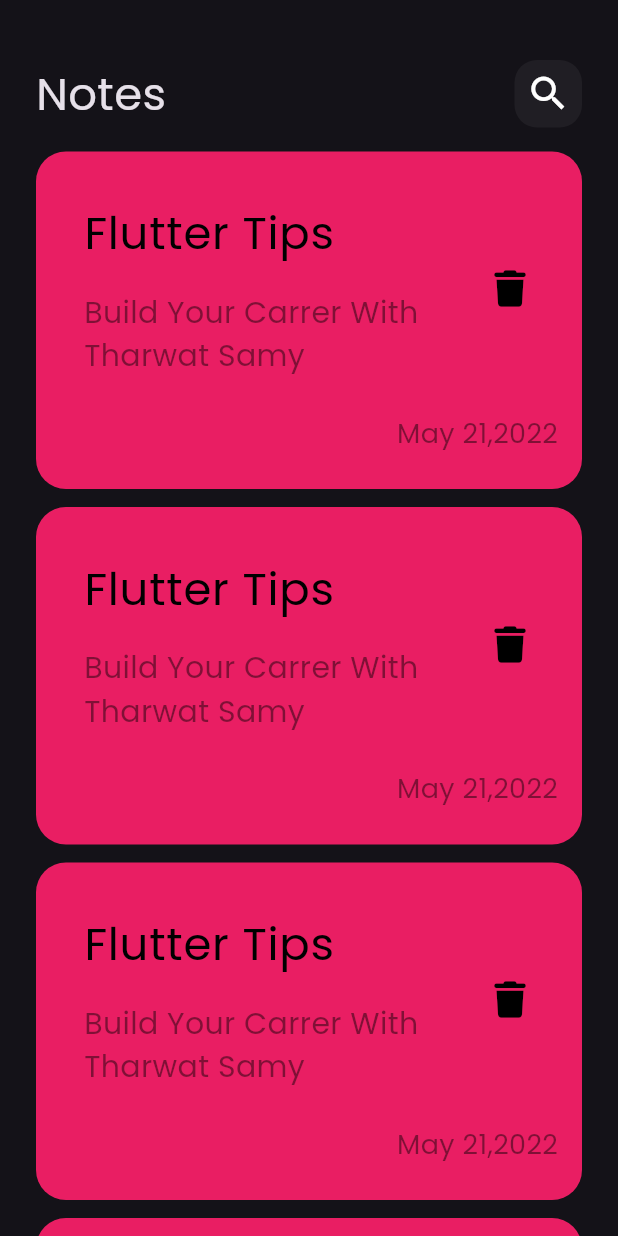
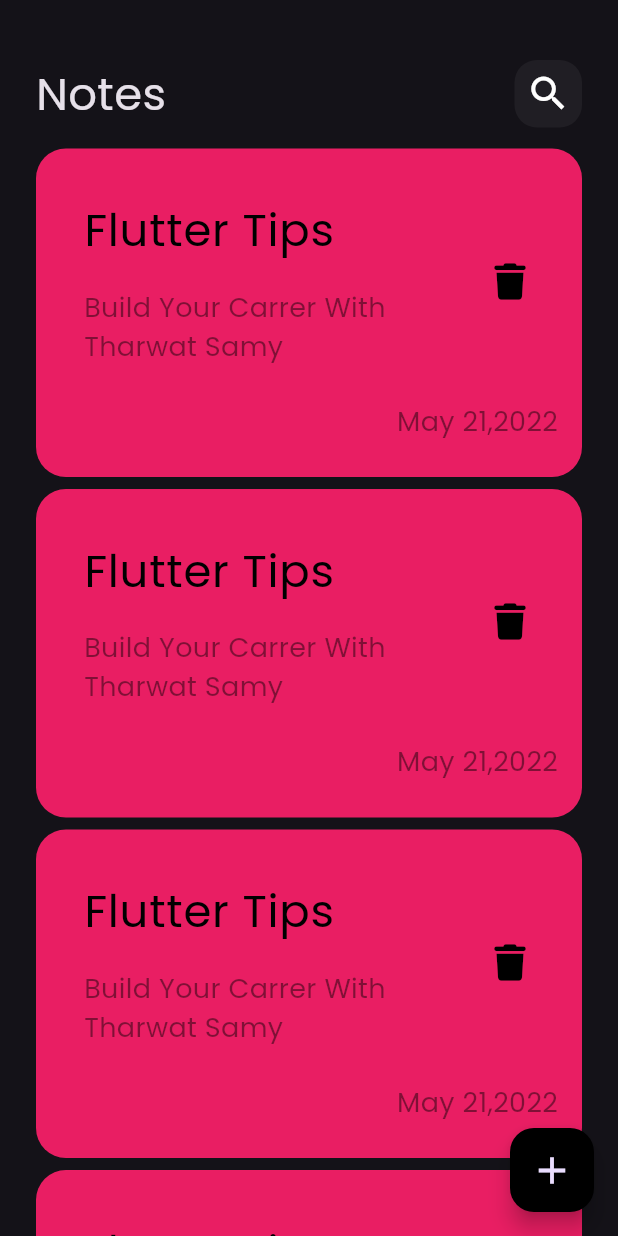
Before and after one commit to KarolHany/JotIt_App, a Flutter app: the screen it shows after launch, on a phone screen of 412 x 824 dp. Run offline on Flutter 3.47's test engine with Material 3 defaults, Android fonts, the phone set to English and light mode, and no system bars; our stand-ins replace font_awesome_flutter.

Commit message:
add floating action button

```diff
--- a/lib/views/note_view.dart
+++ b/lib/views/note_view.dart
@@ -6,9 +6,16 @@ class NoteView extends StatelessWidget {
 
   @override
   Widget build(BuildContext context) {
-    return const Scaffold(
-
-      body: NoteViewBody(),
+    return Scaffold(
+      floatingActionButton: FloatingActionButton(
+        onPressed: () {},
+        backgroundColor: Colors.black,
+        child: const Icon(
+          Icons.add,
+          size: 30,
+        ),
+      ),
+      body: const NoteViewBody(),
     );
   }
 }
--- a/lib/views/widgets/custom_note_item.dart
+++ b/lib/views/widgets/custom_note_item.dart
@@ -29,7 +29,7 @@ class CustomNoteItem extends StatelessWidget {
               child: Text(
                 'Build Your Carrer With Tharwat Samy',
                 style: TextStyle(
-                  fontSize: 20,
+                  fontSize: 18,
                   color: Colors.black45,
                 ),
               ),
--- a/lib/views/widgets/notes_list_view.dart
+++ b/lib/views/widgets/notes_list_view.dart
@@ -9,7 +9,7 @@ class NotesListView extends StatelessWidget {
     return ListView.builder(
       itemBuilder: (context, index) {
         return const Padding(
-          padding: EdgeInsets.symmetric(vertical: 6),
+          padding: EdgeInsets.symmetric(vertical: 4),
           child: CustomNoteItem(),
         );
       },
```
